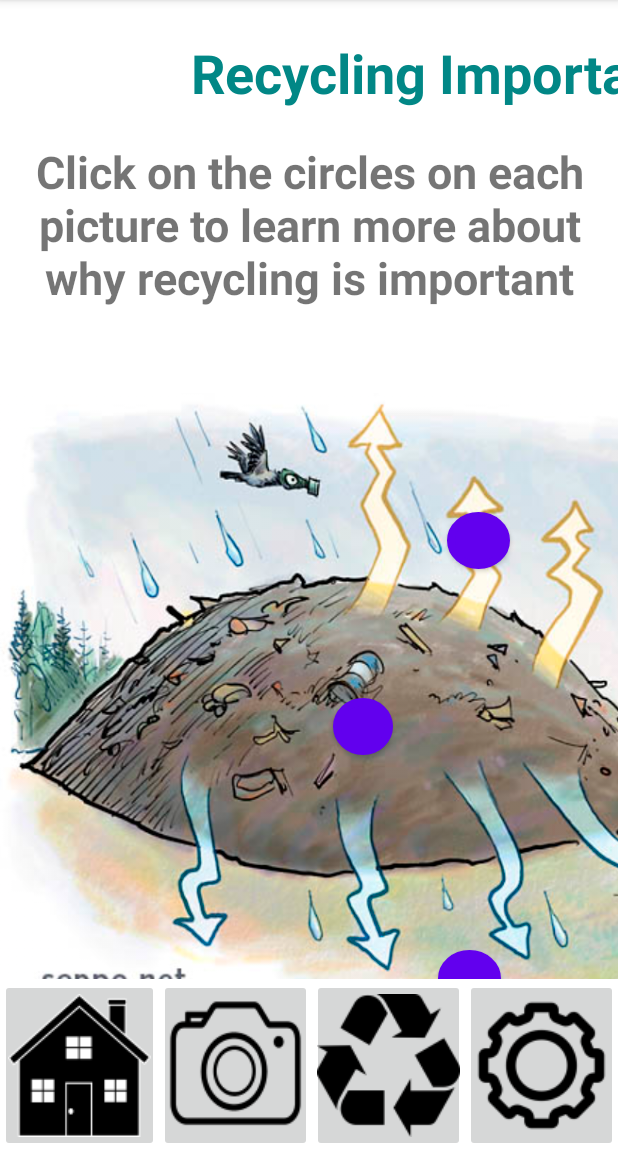
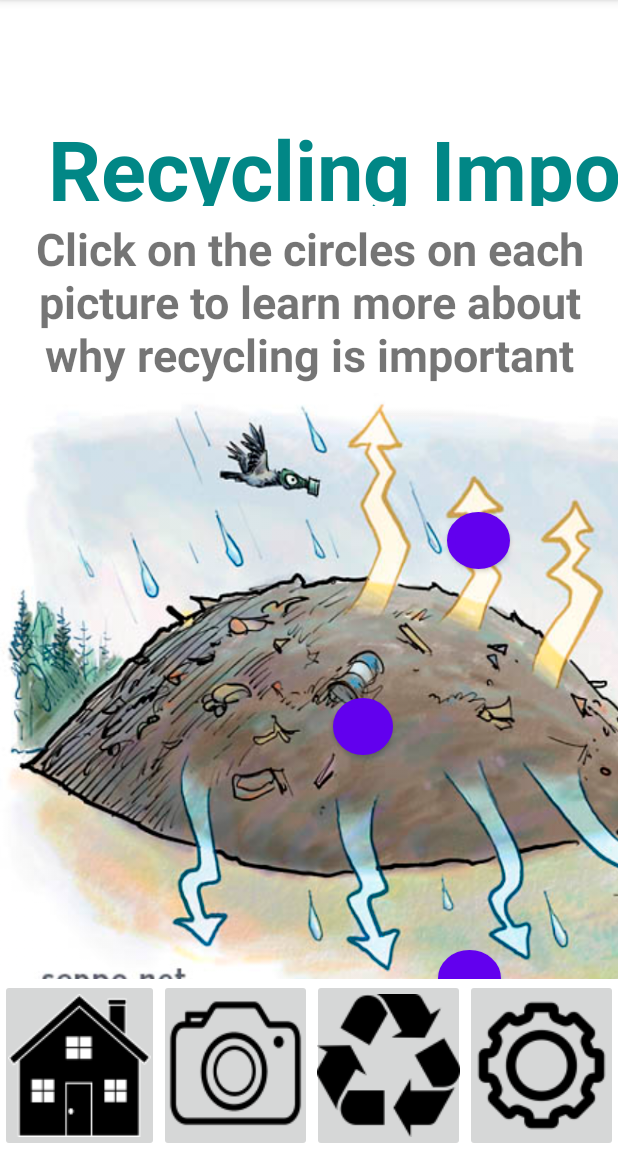
Before and after one commit to RecyclingRaccoons/AppCode, an Android app: the RecyclingImportance screen opened directly, with no data from a screen before it, on a phone screen of 412 x 824 dp, the part 84-1236 px from its top. Run offline under Robolectric (Android 15) with nearby library versions, the light colour scheme and no system bars.

Commit message:
hola this is a comment :):):):):) THis is a funky comment

```diff
--- a/app/src/main/res/layout/activity_recycling_importance.xml
+++ b/app/src/main/res/layout/activity_recycling_importance.xml
@@ -179,11 +179,11 @@
         android:id="@+id/recyclingImportanceTitle"
         android:layout_width="606dp"
         android:layout_height="62dp"
-        android:layout_marginTop="24dp"
+        android:layout_marginTop="@dimen/topMargin"
         android:text="@string/recyclingImportance"
         android:textAlignment="center"
         android:textColor="@color/teal_700"
-        android:textSize="36sp"
+        android:textSize="@dimen/h2Size"
         android:textStyle="bold"
         app:layout_constraintEnd_toEndOf="parent"
         app:layout_constraintHorizontal_bias="0.0"
```
